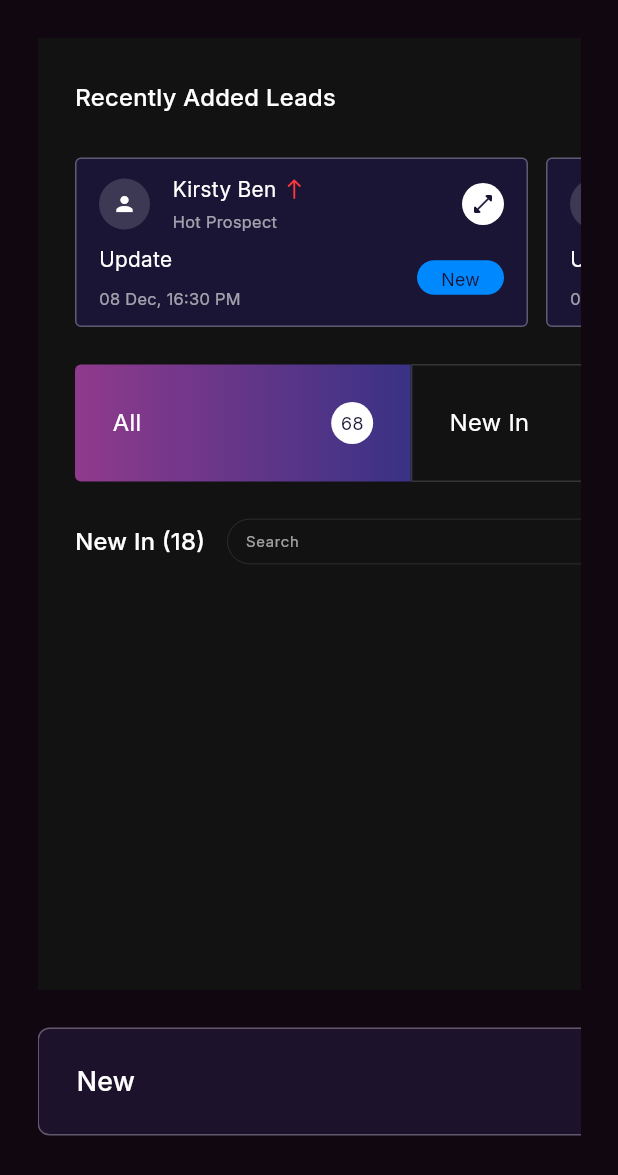
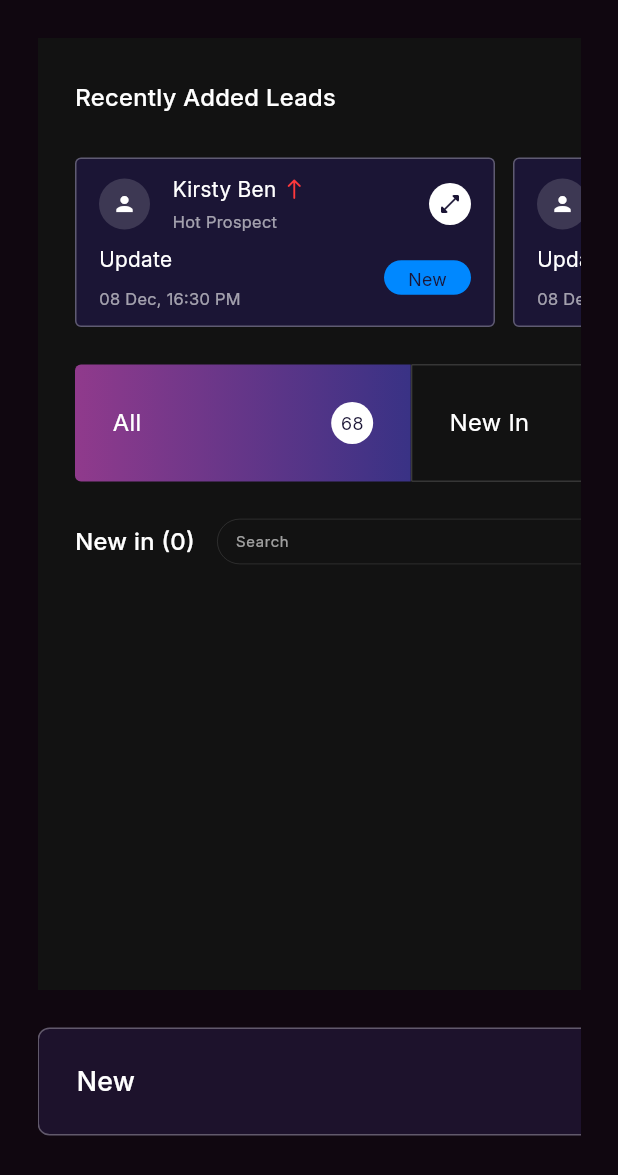
Before and after one commit to meet4128/KheruchiyaCRM, a Flutter app: the VendorListView screen opened directly, on a phone screen of 412 x 824 dp. Shown: the top 1175 px of the screen. Run offline on Flutter 3.47's test engine with Material 3 defaults, Android fonts, the phone set to English and light mode, and no system bars; our stand-ins replace bloc, country_code_picker, dartz, dio, equatable, file_picker and 7 more; accounts and stored records are empty; generated files the repository leaves out were written again; network calls fail; project files that could hold a hidden picture were left out.

Commit message:
Enhance inquiry management feature by adding inquiry detail route and updating navigation. Refactor InquiryManagementPage to use VendorListView and adjust dependency injection for InquiryManagementBloc. Integrate GoRouter for improved routing capabilities.

```diff
--- a/lib/di/injector.dart
+++ b/lib/di/injector.dart
@@ -25,5 +25,5 @@ Future setup() async {
   );
 
   // register blocs
-  sl.registerFactory(() => InquiryManagementBloc(inquiryRepository: sl<InquiryRepository>()));
+  sl.registerLazySingleton(() => InquiryManagementBloc(inquiryRepository: sl<InquiryRepository>()));
 }
--- a/lib/features/presentation/dashboard/widgets/web_content.dart
+++ b/lib/features/presentation/dashboard/widgets/web_content.dart
@@ -2,7 +2,7 @@ import 'package:flutter/material.dart';
 import 'package:flutter_bloc/flutter_bloc.dart';
 import 'package:travel_crm/core/constants/string_constants.dart';
 import 'package:travel_crm/features/presentation/inquiry_form/inquiry_view.dart';
-import 'package:travel_crm/features/presentation/inquiry_management/view/inquiry_management_screen.dart';
+import 'package:travel_crm/features/presentation/inquiry_management/view/vendor_list_view.dart';
 import '../bloc/navigation_bloc.dart';
 import '../bloc/navigation_state.dart';
 import '../bloc/navigation_event.dart';
@@ -43,7 +43,7 @@ class WebContent extends StatelessWidget {
   }
 
   Widget _dashboard() => _page(StringConstant.dashboard);
-  Widget _inquiryManagement() => const InquiryManagementScreen();
+  Widget _inquiryManagement() => const VendorListView();
   Widget _clientLeads() => const InquiryView();
   Widget _inquiry() => const InquiryView();
   Widget _projectJobs() => _page(StringConstant.projectJobs);
--- a/lib/features/presentation/inquiry_management/view/vendor_list_view.dart
+++ b/lib/features/presentation/inquiry_management/view/vendor_list_view.dart
@@ -1,7 +1,9 @@
 import 'package:flutter/material.dart';
 import 'package:flutter_bloc/flutter_bloc.dart';
+import 'package:go_router/go_router.dart';
 import 'package:intl/intl.dart';
 import 'package:travel_crm/core/constants/font_constant.dart';
+import 'package:travel_crm/core/constants/path_constants.dart';
 import 'package:travel_crm/data/models/inquiry/list_inquiry_item.dart';
 import 'package:travel_crm/di/injector.dart';
 import 'package:travel_crm/features/presentation/inquiry_management/bloc/inquiry_management_bloc.dart';
@@ -140,10 +142,11 @@ class _VendorListViewState extends State<VendorListView> {
       child: BlocConsumer<InquiryManagementBloc, InquiryManagementState>(
         listener: (context, state) {
           if (state is! InquiryManagementLoaded) return;
-          final s = state as InquiryManagementLoaded;
+          final s = state;
           if (s.requestStatus != InquiryManagementStatus.failure) return;
           final msg = s.errorMessage ?? '';
-          final isAuthError = msg.contains('401') ||
+          final isAuthError =
+              msg.contains('401') ||
               msg.toLowerCase().contains('session expired') ||
               msg.toLowerCase().contains('invalid');
           if (isAuthError && context.mounted) {
@@ -166,10 +169,14 @@ class _VendorListViewState extends State<VendorListView> {
                 ColoredBox(color: Colors.black.withValues(alpha: 0.5)),
                 SafeArea(
                   child: Padding(
-                    padding: const EdgeInsets.symmetric(horizontal: 25, vertical: 25),
+                    padding: const EdgeInsets.symmetric(
+                      horizontal: 25,
+                      vertical: 25,
+                    ),
                     child: LayoutBuilder(
                       builder: (context, constraints) {
-                        final double contentWidth = constraints.maxWidth < _kDesktopMinWidth
+                        final double contentWidth =
+                            constraints.maxWidth < _kDesktopMinWidth
                             ? _kDesktopMinWidth
                             : constraints.maxWidth;
 
@@ -214,7 +221,7 @@ class _VendorListViewState extends State<VendorListView> {
           const SizedBox(height: _kGap),
           _buildSummaryStatusRow(state),
           const SizedBox(height: _kGap),
-          _buildToolbar(),
+          _buildToolbar(state),
           const SizedBox(height: _kGap),
           _buildTable(state),
           const SizedBox(height: 14),
@@ -260,18 +267,19 @@ class _VendorListViewState extends State<VendorListView> {
   }
 
   Widget _buildLeadCards() {
-    return Row(
+    return SingleChildScrollView(
+      scrollDirection: Axis.horizontal,
+      child: Row(
         children: List.generate(_leadCards.length, (index) {
           final _LeadCardData card = _leadCards[index];
-        return Expanded(
-          child: Padding(
+          return Padding(
             padding: EdgeInsets.only(
               right: index == _leadCards.length - 1 ? 0 : 12,
             ),
-            child: _LeadCard(card: card),
-          ),
+            child: SizedBox(width: 280, child: _LeadCard(card: card)),
           );
         }),
+      ),
     );
   }
 
@@ -294,7 +302,9 @@ class _VendorListViewState extends State<VendorListView> {
               right: index == _summaryItems.length - 1 ? 0 : 0.5,
             ),
             child: InkWell(
-              onTap: () => _bloc.add(InquiryManagementFiltersChanged(status: chipStatus)),
+              onTap: () => _bloc.add(
+                InquiryManagementFiltersChanged(status: chipStatus),
+              ),
               child: _SummaryChip(
                 item: item.copyWith(isActive: isAll ? true : isActive),
                 isFirst: index == 0,
@@ -307,14 +317,14 @@ class _VendorListViewState extends State<VendorListView> {
     );
   }
 
-  Widget _buildToolbar() {
+  Widget _buildToolbar(InquiryManagementLoaded state) {
     return Row(
       children: [
         Expanded(
           child: Row(
             children: [
               Text(
-                'New In (18)',
+                'New in (${state.requestStatus == InquiryManagementStatus.loading && state.items.isEmpty ? 0 : state.items.length})',
                 style: FontConstant.interMedium(
                   color: Colors.white,
                   fontSize: 16,
@@ -466,7 +476,7 @@ class _VendorListViewState extends State<VendorListView> {
     }
 
     final rawItems = state.items;
-    final items = (rawItems ?? <dynamic>[]).whereType<ListInquiryItem>().toList();
+    final items = (rawItems).whereType<ListInquiryItem>().toList();
     if (state.requestStatus == InquiryManagementStatus.success &&
         items.isEmpty) {
       return SizedBox(
@@ -483,11 +493,11 @@ class _VendorListViewState extends State<VendorListView> {
       );
     }
 
-    final rows = items
-        .map(
-          (e) {
+    final rows = items.map((e) {
       final id = e.id ?? '';
-            final inquiryNo = id.length > 8 ? '#${id.substring(id.length - 8)}' : (id.isEmpty ? '-' : '#$id');
+      final inquiryNo = id.length > 8
+          ? '#${id.substring(id.length - 8)}'
+          : (id.isEmpty ? '-' : '#$id');
       final generatedAt = _formatInquiryGenerated(e.createdAt);
       return _VendorRowData(
         inquiryNo: inquiryNo,
@@ -500,9 +510,7 @@ class _VendorListViewState extends State<VendorListView> {
         assignedToText: '-',
         status: e.status ?? '-',
       );
-          },
-        )
-        .toList();
+    }).toList();
 
     return Column(
       children: [
@@ -545,9 +553,7 @@ class _VendorListViewState extends State<VendorListView> {
     final start = (currentPage - 3).clamp(1, totalPages);
     final end = (currentPage + 3).clamp(1, totalPages);
 
-    final pages = <int>[
-      for (int p = start; p <= end; p++) p,
-    ];
+    final pages = <int>[for (int p = start; p <= end; p++) p];
 
     return Center(
       child: Wrap(
@@ -563,7 +569,9 @@ class _VendorListViewState extends State<VendorListView> {
               height: 32,
               alignment: Alignment.center,
               decoration: BoxDecoration(
-                color: isActive ? Colors.white : Colors.white.withValues(alpha: 0.15),
+                color: isActive
+                    ? Colors.white
+                    : Colors.white.withValues(alpha: 0.15),
                 borderRadius: BorderRadius.circular(16),
                 border: Border.all(color: Colors.white.withValues(alpha: 0.3)),
               ),
@@ -626,11 +634,16 @@ class _VendorListViewState extends State<VendorListView> {
   Widget _buildDataCellContent(String key, _VendorRowData row) {
     switch (key) {
       case 'expand':
-        return const Center(
-          child: Icon(
+        return Center(
+          child: InkWell(
+            onTap: () {
+              context.push(PathConstant.inquiryManagementDetail);
+            },
+            child: const Icon(
               Icons.keyboard_arrow_down_rounded,
               color: Colors.white,
               size: 24,
+            ),
           ),
         );
       case 'inquiry':
--- a/lib/main.dart
+++ b/lib/main.dart
@@ -2,12 +2,15 @@ import 'dart:async';
 
 import 'package:flutter/material.dart';
 import 'package:flutter_bloc/flutter_bloc.dart';
+import 'package:go_router/go_router.dart';
 import 'core/constants/path_constants.dart';
 import 'core/constants/string_constants.dart';
 import 'di/injector.dart';
 import 'features/presentation/dashboard/bloc/navigation_bloc.dart';
 
 void main() async {
+  GoRouter.optionURLReflectsImperativeAPIs = true;
+
   await runZonedGuarded(() async {
     WidgetsFlutterBinding.ensureInitialized();
 
```
Also changed, not shown: lib/core/constants/path_constants.dart (+10 -0 lines), lib/features/pages/pages.dart (+6 -3 lines), lib/features/presentation/inquiry_management/view/inquiry_management_screen.dart (+2 -12 lines). Lines whose indentation alone changed are shown as unchanged.
